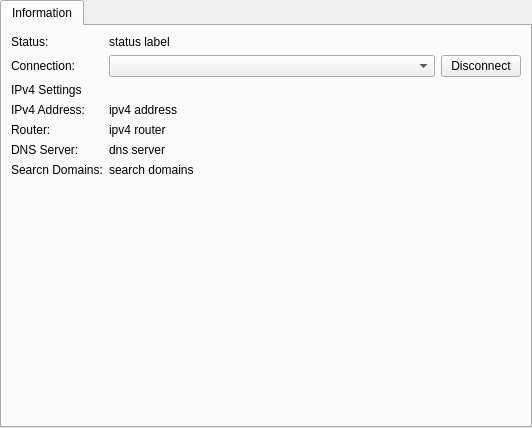
This is kcm/Description.ui in KDE/plasma-nm as Qt 5 draws it before an edit. The edited form follows.
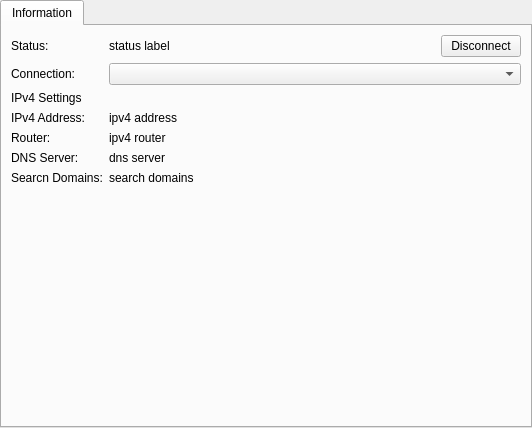
This is the edited form. Custom widgets are drawn as their Qt base class.

What changed in the file:
```diff
--- a/kcm/Description.ui
+++ b/kcm/Description.ui
@@ -41,12 +41,29 @@
         </widget>
        </item>
        <item row="0" column="1">
+        <layout class="QHBoxLayout" name="horizontalLayout">
+         <item>
         <widget class="QLabel" name="statusL">
          <property name="text">
           <string>status label</string>
          </property>
         </widget>
        </item>
+         <item>
+          <widget class="QPushButton" name="disconnectPB">
+           <property name="sizePolicy">
+            <sizepolicy hsizetype="Fixed" vsizetype="Fixed">
+             <horstretch>0</horstretch>
+             <verstretch>0</verstretch>
+            </sizepolicy>
+           </property>
+           <property name="text">
+            <string>Disconnect</string>
+           </property>
+          </widget>
+         </item>
+        </layout>
+       </item>
        <item row="1" column="0">
         <widget class="QLabel" name="label_2">
          <property name="text">
@@ -118,24 +135,7 @@
         </widget>
        </item>
        <item row="1" column="1">
-        <layout class="QHBoxLayout" name="horizontalLayout">
-         <item>
           <widget class="KComboBox" name="connectionCB"/>
-         </item>
-         <item>
-          <widget class="QPushButton" name="disconnectPB">
-           <property name="sizePolicy">
-            <sizepolicy hsizetype="Fixed" vsizetype="Fixed">
-             <horstretch>0</horstretch>
-             <verstretch>0</verstretch>
-            </sizepolicy>
-           </property>
-           <property name="text">
-            <string>Disconnect</string>
-           </property>
-          </widget>
-         </item>
-        </layout>
        </item>
       </layout>
      </widget>
```
Lines whose indentation alone changed are shown as unchanged.
